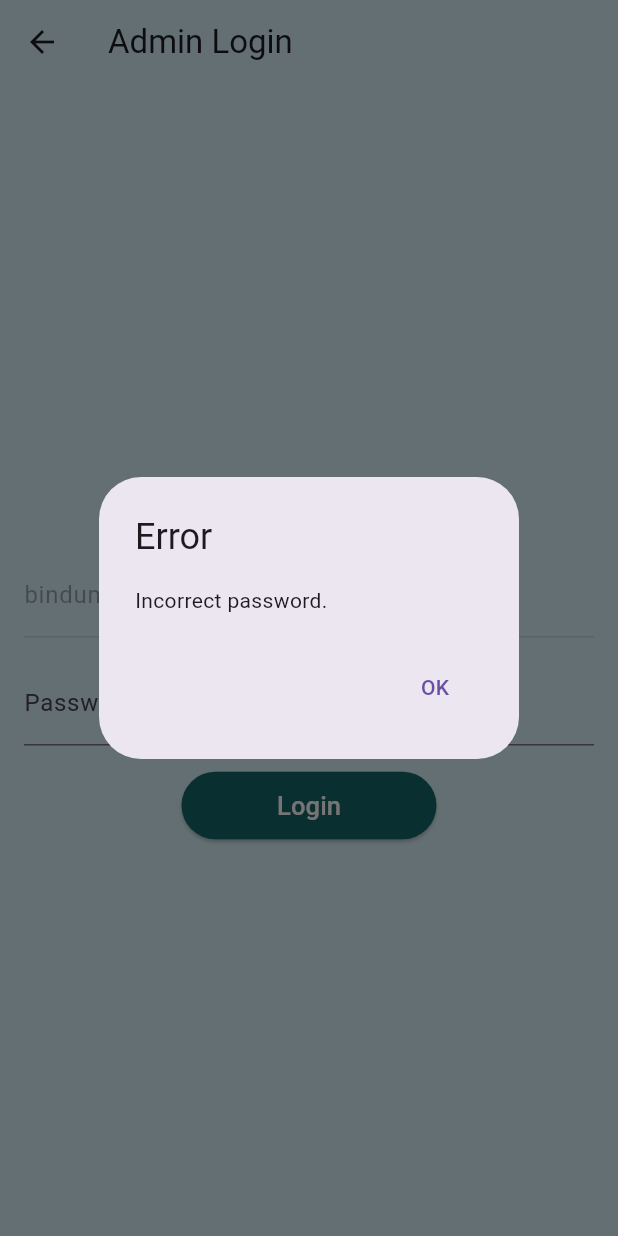
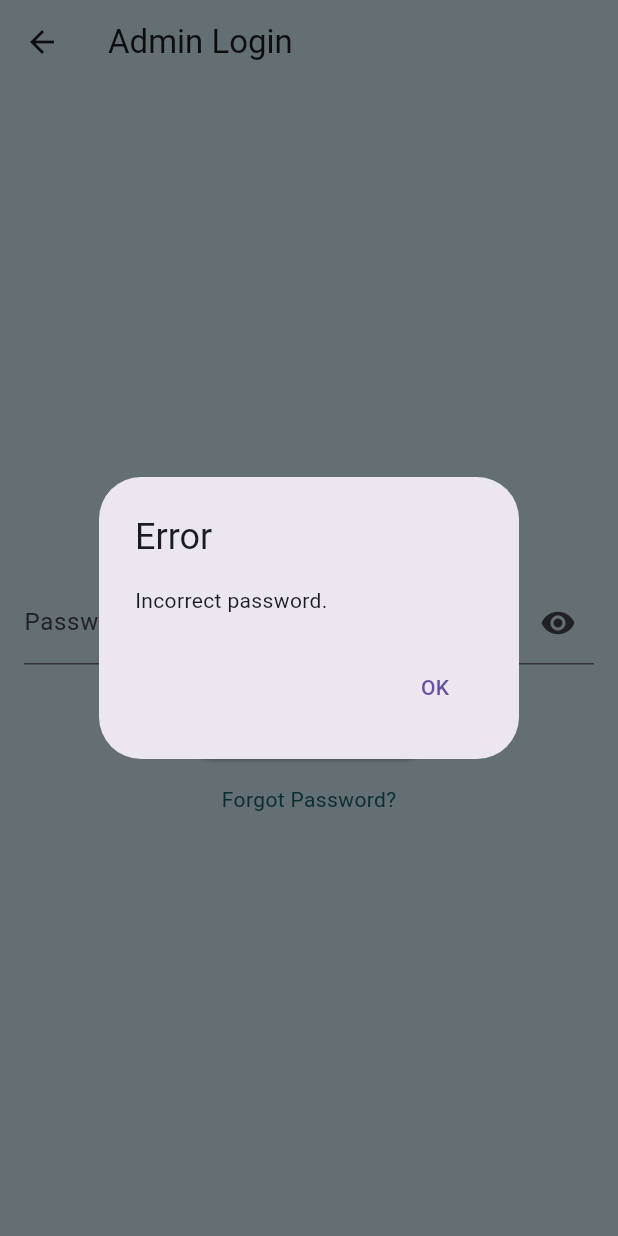
Before and after one commit to sanikaahadap/migraine_review, a Flutter app: the AdminLoginPage screen opened directly, after a tap on "Login", on a phone screen of 412 x 824 dp. Run offline on Flutter 3.47's test engine with Material 3 defaults, Android fonts, the light colour scheme and no system bars; our stand-ins replace carousel_slider, cloud_firestore, file_picker, firebase_auth, firebase_core, firebase_storage and 8 more; missing offline and left inert: easy_pdf_viewer; accounts and stored records are empty.

Commit message:
admin login UI elements modified

```diff
--- a/lib/login/admin_login.dart
+++ b/lib/login/admin_login.dart
@@ -1,6 +1,7 @@
 import 'package:flutter/material.dart';
 import 'package:neurooooo/admin_home/admin_home.dart';
-import 'package:neurooooo/login/login_signup_page.dart'; // Import the AdminHomePage
+import 'package:neurooooo/login/login_signup_page.dart';
+import 'package:neurooooo/login/forgot_password.dart'; // Import the ForgotPasswordPage
 
 class AdminLoginPage extends StatefulWidget {
   const AdminLoginPage({Key? key}) : super(key: key);
@@ -12,6 +13,7 @@ class AdminLoginPage extends StatefulWidget {
 class AdminLoginPageState extends State<AdminLoginPage> {
   final TextEditingController _emailController = TextEditingController();
   final TextEditingController _passwordController = TextEditingController();
+  bool _obscureText = true;
 
   @override
   void initState() {
@@ -52,28 +54,31 @@ class AdminLoginPageState extends State<AdminLoginPage> {
               ),
               const SizedBox(height: 16.0),
               // email field
-              TextField(
-                decoration:  InputDecoration(
-                  labelText: _emailController.text,
-                ),
-                enabled: false, // Makes the TextField read-only
-              ),
-              const SizedBox(height: 16.0),
+
               // Password field
               TextField(
                 controller: _passwordController,
-                obscureText: true,
-                decoration: const InputDecoration(
+                obscureText: _obscureText,
+                decoration: InputDecoration(
                   labelText: 'Password',
                   hintText: 'Enter your password',
+                  suffixIcon: IconButton(
+                    icon: Icon(
+                      _obscureText ? Icons.visibility : Icons.visibility_off,
+                    ),
+                    onPressed: () {
+                      setState(() {
+                        _obscureText = !_obscureText;
+                      });
+                    },
+                  ),
                 ),
               ),
               const SizedBox(height: 16.0),
               ElevatedButton(
                 onPressed: () {
                   // Basic authentication
-                  if (
-                      _passwordController.text == 'bindu') {
+                  if (_passwordController.text == 'password_9') {
                     Navigator.pushReplacement(
                       context,
                       MaterialPageRoute(builder: (context) => AdminHomePage()),
@@ -108,6 +113,19 @@ class AdminLoginPageState extends State<AdminLoginPage> {
                   style: TextStyle(fontSize: 17.0, color: Colors.white),
                 ),
               ),
+              const SizedBox(height: 16.0),
+              GestureDetector(
+                onTap: () {
+                  Navigator.push(
+                    context,
+                    MaterialPageRoute(builder: (context) => const ForgotPassword()),
+                  );
+                },
+                child: const Text(
+                  'Forgot Password?',
+                  style: TextStyle(color: Color(0xFF16666B)),
+                ),
+              ),
             ],
           ),
         ),
```
